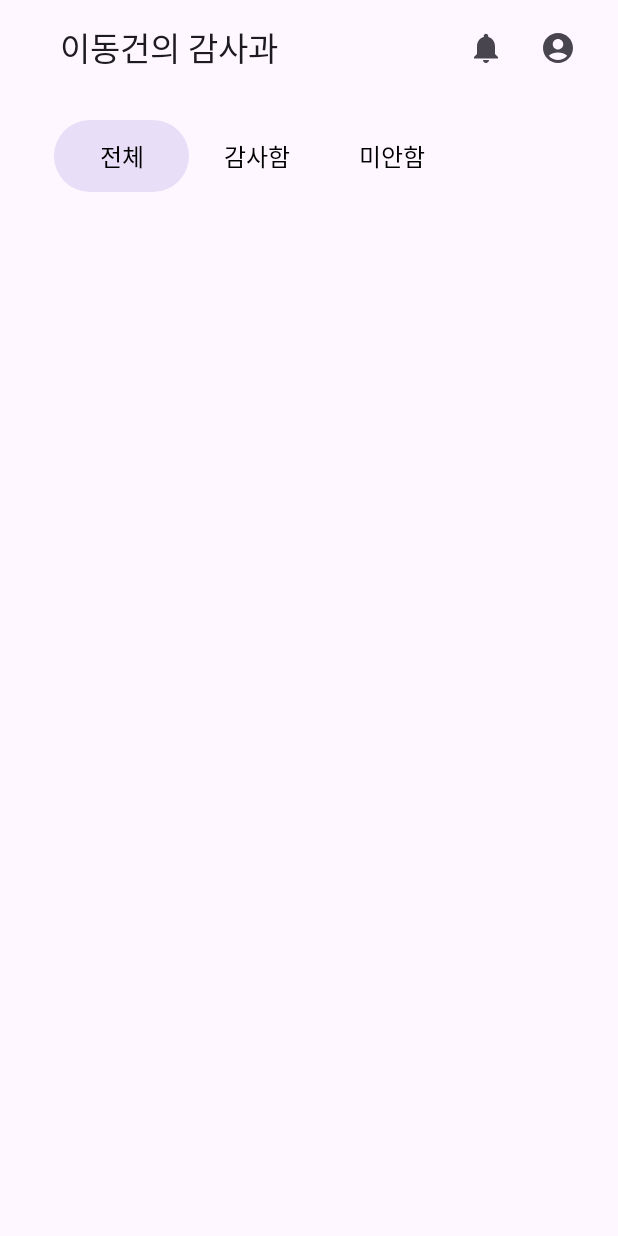
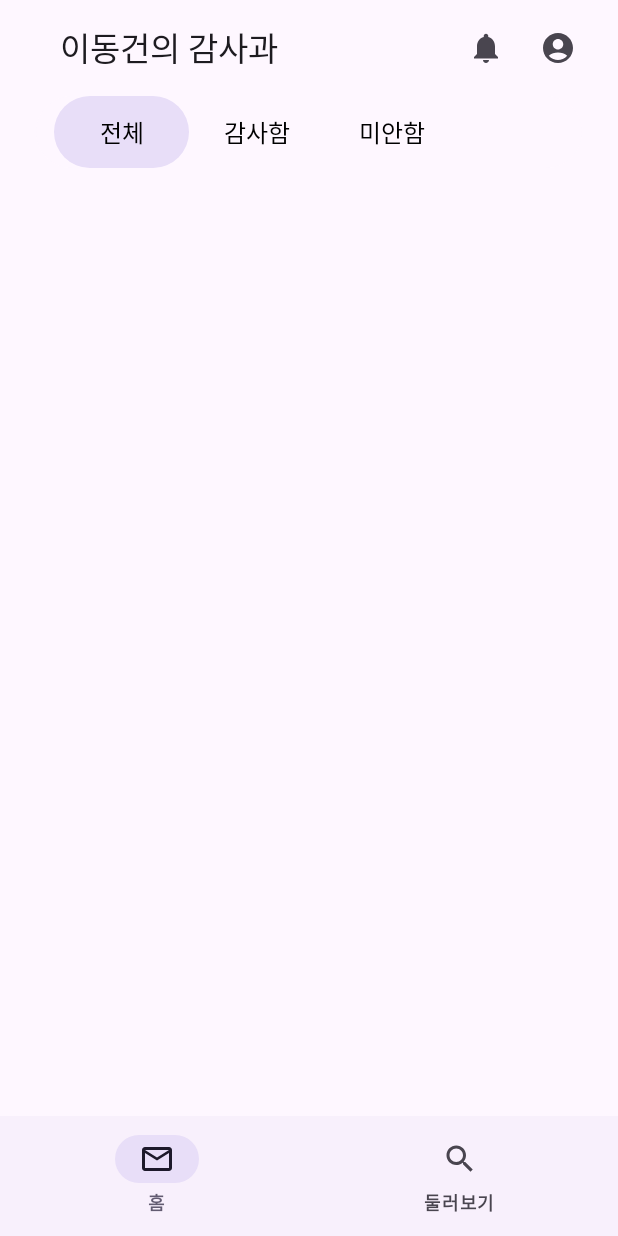
Before and after one commit to activedg/Gamsagwa, an Android app built with Jetpack Compose: the MainActivity screen opened directly, with no data from a screen before it, on a phone screen of 412 x 824 dp. Run offline under Robolectric (Android 15) with nearby library versions, the phone set to English and light mode, and no system bars; our stand-ins replace Dagger/Hilt's generated code, accompanist; Roboto replaces fonts that are not available here.

Commit message:
[ADD] 하단바 추가

```diff
--- a/app/build.gradle
+++ b/app/build.gradle
@@ -75,4 +75,8 @@ dependencies {
     implementation "com.google.accompanist:accompanist-systemuicontroller:0.23.1"
 
     implementation "com.google.accompanist:accompanist-pager:0.12.0"
+
+    def nav_version = "2.5.3"
+
+    implementation "androidx.navigation:navigation-compose:$nav_version"
 }
--- a/app/src/main/java/com/handson/thankapolo/component/ThankApoloTab.kt
+++ b/app/src/main/java/com/handson/thankapolo/component/ThankApoloTab.kt
@@ -2,6 +2,7 @@ package com.handson.thankapolo.component
 
 import androidx.compose.foundation.background
 import androidx.compose.foundation.layout.Box
+import androidx.compose.foundation.layout.defaultMinSize
 import androidx.compose.foundation.layout.fillMaxWidth
 import androidx.compose.foundation.layout.padding
 import androidx.compose.foundation.shape.RoundedCornerShape
@@ -11,6 +12,7 @@ import androidx.compose.ui.Modifier
 import androidx.compose.ui.draw.clip
 import androidx.compose.ui.graphics.Color
 import androidx.compose.ui.unit.dp
+import androidx.compose.ui.zIndex
 import com.handson.thankapolo.ui.theme.Typography
 
 @Composable
@@ -24,8 +26,7 @@ fun ThankApoloTab(
             Box{}
         },
         modifier = Modifier
-            .clip(RoundedCornerShape(100.dp))
-            .fillMaxWidth(),
+            .clip(RoundedCornerShape(100.dp)),
         divider = {},
         edgePadding = 12.dp
     ) {
@@ -37,18 +38,19 @@ fun ThankApoloTab(
                     text = tabTitles[index],
                     style = Typography.labelMedium,
                     color = Color.Black,
+                    modifier = Modifier.padding(all = 0.dp)
                     )
                 },
                 modifier = if (selected) Modifier
-                    .clip(RoundedCornerShape(100))
+                    .clip(RoundedCornerShape(50))
                     .background(
                         color = MaterialTheme.colorScheme.secondaryContainer
-                    )
+                    ).zIndex(0.5f)
                 else Modifier
-                    .clip(RoundedCornerShape(100))
+                    .clip(RoundedCornerShape(50))
                     .background(
                         color = Color.Transparent
-                    ),
+                    ).zIndex(0.5f),
             )
         }
     }
--- /dev/null
+++ b/app/src/main/java/com/handson/thankapolo/navigation/BottomNavigationBar.kt
@@ -0,0 +1,44 @@
+package com.handson.thankapolo.navigation
+
+import androidx.compose.material3.*
+import androidx.compose.runtime.Composable
+import androidx.compose.runtime.getValue
+import androidx.compose.ui.text.font.FontWeight
+import androidx.compose.ui.tooling.preview.Preview
+import androidx.navigation.NavController
+import androidx.navigation.NavDestination.Companion.hierarchy
+import androidx.navigation.NavGraph.Companion.findStartDestination
+import androidx.navigation.compose.currentBackStackEntryAsState
+
+@Composable
+fun BottomNavigationBar(
+    navController: NavController
+){
+    val navBackStackEntry by navController.currentBackStackEntryAsState()
+    val currentDestination = navBackStackEntry?.destination
+
+    val items = listOf(
+        NavigationItem.Home,
+        NavigationItem.Look
+    )
+    BottomAppBar(
+        containerColor = MaterialTheme.colorScheme.primary.copy(alpha = 0.04f)
+    ) {
+        items.forEach { item ->
+            NavigationBarItem(
+                selected = currentDestination?.hierarchy?.any{it.route == item.route} == true,
+                icon = { Icon(imageVector = item.icon, contentDescription = null)},
+                label = { Text(text = item.title, fontWeight = FontWeight.SemiBold)},
+                onClick = {
+                    navController.navigate(item.route){
+                        popUpTo(navController.graph.findStartDestination().id){
+                            saveState = true
+                        }
+                        launchSingleTop = true
+                        restoreState = true
+                    }
+                }
+            )
+        }
+    }
+}
--- /dev/null
+++ b/app/src/main/java/com/handson/thankapolo/navigation/NavigationItem.kt
@@ -0,0 +1,13 @@
+package com.handson.thankapolo.navigation
+
+import androidx.compose.material.icons.Icons
+import androidx.compose.material.icons.filled.ContactMail
+import androidx.compose.material.icons.filled.MailOutline
+import androidx.compose.material.icons.filled.MarkunreadMailbox
+import androidx.compose.material.icons.filled.Search
+import androidx.compose.ui.graphics.vector.ImageVector
+
+sealed class NavigationItem(var route: String, var icon: ImageVector, var title: String){
+    object Home : NavigationItem("home", Icons.Default.MailOutline, "홈")
+    object Look : NavigationItem("look", Icons.Default.Search, "둘러보기")
+}
--- a/app/src/main/java/com/handson/thankapolo/ui/screen/MainActivity.kt
+++ b/app/src/main/java/com/handson/thankapolo/ui/screen/MainActivity.kt
@@ -17,7 +17,7 @@ class MainActivity : ComponentActivity() {
         super.onCreate(savedInstanceState)
         setContent {
             ThankApoloTheme {
-                ThankApoloScreen(name = "이동건")
+                MainScreen(name = "이동건")
 //                Surface(
 //                    modifier = Modifier.fillMaxSize(),
 //                    color = MaterialTheme.colorScheme.background
@@ -31,6 +31,6 @@ class MainActivity : ComponentActivity() {
 
 @Preview(showBackground = true)
 @Composable
-fun ThankApoloPreview(){
-    ThankApoloScreen(name = "이동건")
+fun MainPreview(){
+    MainScreen(name = "이동건")
 }
--- a/app/src/main/java/com/handson/thankapolo/ui/screen/ThankApoloScreen.kt
+++ b/app/src/main/java/com/handson/thankapolo/ui/screen/MainScreen.kt
@@ -1,33 +1,31 @@
 package com.handson.thankapolo.ui.screen
 
-import androidx.compose.foundation.background
-import androidx.compose.foundation.layout.*
-import androidx.compose.foundation.rememberScrollState
+import androidx.compose.foundation.layout.padding
 import androidx.compose.material.icons.Icons
 import androidx.compose.material.icons.filled.AccountCircle
 import androidx.compose.material.icons.filled.Notifications
 import androidx.compose.material3.*
 import androidx.compose.runtime.Composable
 import androidx.compose.runtime.SideEffect
-import androidx.compose.ui.Alignment
 import androidx.compose.ui.Modifier
 import androidx.compose.ui.unit.dp
-import com.google.accompanist.pager.ExperimentalPagerApi
-import com.google.accompanist.pager.HorizontalPager
-import com.google.accompanist.pager.rememberPagerState
+import androidx.navigation.compose.NavHost
+import androidx.navigation.compose.composable
+import androidx.navigation.compose.rememberNavController
 import com.google.accompanist.systemuicontroller.rememberSystemUiController
-import com.handson.thankapolo.component.ThankApoloTab
+import com.handson.thankapolo.navigation.BottomNavigationBar
+import com.handson.thankapolo.navigation.NavigationItem
 
 @OptIn(ExperimentalMaterial3Api::class)
 @Composable
-fun ThankApoloScreen(
+fun MainScreen(
     name: String
 ){
     val colorScheme = MaterialTheme.colorScheme
 
     val systemUiController = rememberSystemUiController()
 
-
+    val navController = rememberNavController()
 
     SideEffect {
         systemUiController.setStatusBarColor(
@@ -36,12 +34,8 @@ fun ThankApoloScreen(
         )
     }
 
-    Box(
-        modifier = Modifier
-            .fillMaxSize()
-            .background(color = MaterialTheme.colorScheme.background)
-    ) {
-        Column {
+    Scaffold(
+        topBar = {
             TopAppBar(
                 title = {
                     Text(text = "${name}의 감사과")
@@ -58,13 +52,15 @@ fun ThankApoloScreen(
                 },
                 modifier = Modifier.padding(start = 24.dp, end = 12.dp)
             )
-            Spacer(modifier = Modifier.height(16.dp))
-            Column(modifier = Modifier.padding(horizontal = 24.dp),
-                horizontalAlignment = Alignment.CenterHorizontally
-            ) {
-                ThankApoloTab()
-            }
-
+        },
+        bottomBar = {
+            BottomNavigationBar(navController = navController)
+        },
+        containerColor = MaterialTheme.colorScheme.background
+    ){ padding ->
+        NavHost(navController = navController, startDestination = NavigationItem.Home.route, Modifier.padding(padding)){
+            composable(NavigationItem.Home.route){ ThankApoloScreen() }
+            composable(NavigationItem.Look.route){}
         }
     }
 }
--- /dev/null
+++ b/app/src/main/java/com/handson/thankapolo/ui/screen/home/ThankApoloScreen.kt
@@ -0,0 +1,33 @@
+package com.handson.thankapolo.ui.screen
+
+import androidx.compose.foundation.background
+import androidx.compose.foundation.layout.*
+import androidx.compose.foundation.rememberScrollState
+import androidx.compose.material.icons.Icons
+import androidx.compose.material.icons.filled.AccountCircle
+import androidx.compose.material.icons.filled.Notifications
+import androidx.compose.material3.*
+import androidx.compose.runtime.Composable
+import androidx.compose.runtime.SideEffect
+import androidx.compose.ui.Alignment
+import androidx.compose.ui.Modifier
+import androidx.compose.ui.unit.dp
+import com.google.accompanist.pager.ExperimentalPagerApi
+import com.google.accompanist.pager.HorizontalPager
+import com.google.accompanist.pager.rememberPagerState
+import com.google.accompanist.systemuicontroller.rememberSystemUiController
+import com.handson.thankapolo.component.ThankApoloTab
+import com.handson.thankapolo.navigation.BottomNavigationBar
+
+@OptIn(ExperimentalMaterial3Api::class)
+@Composable
+fun ThankApoloScreen(
+){
+    Column(
+        modifier = Modifier.padding(horizontal = 24.dp),
+        horizontalAlignment = Alignment.CenterHorizontally
+    ) {
+        ThankApoloTab()
+    }
+
+}
```
Also changed, not shown: app/src/main/java/com/handson/thankapolo/ui/screen/home/LookScreen.kt (added, +8 -0 lines).
